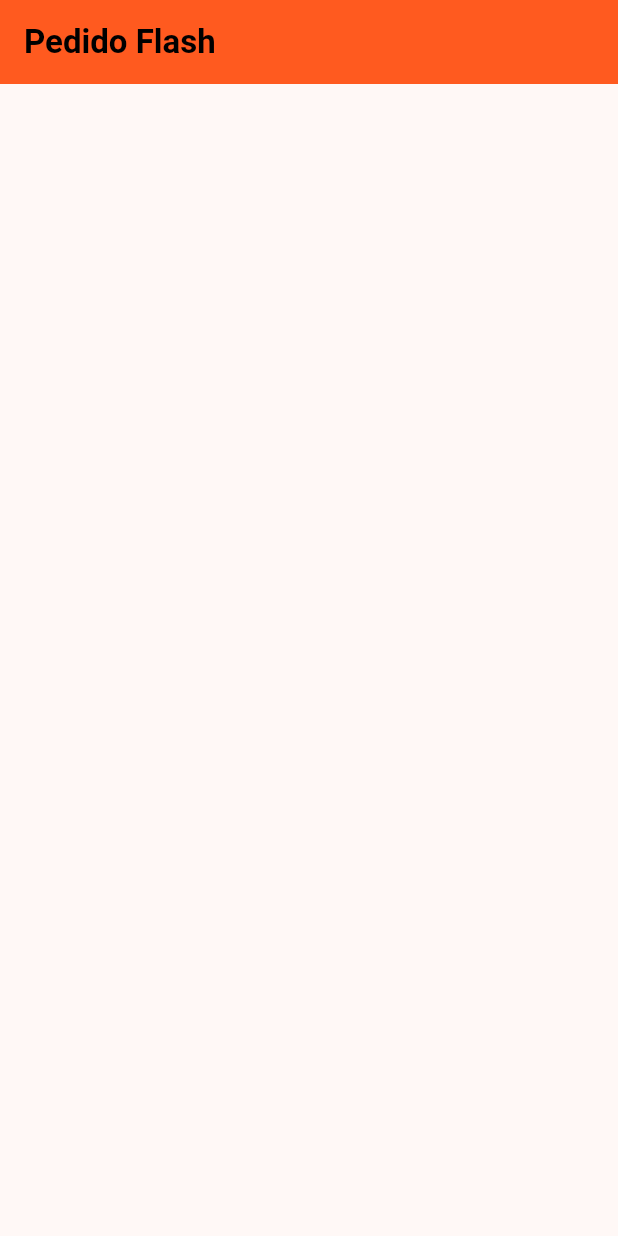
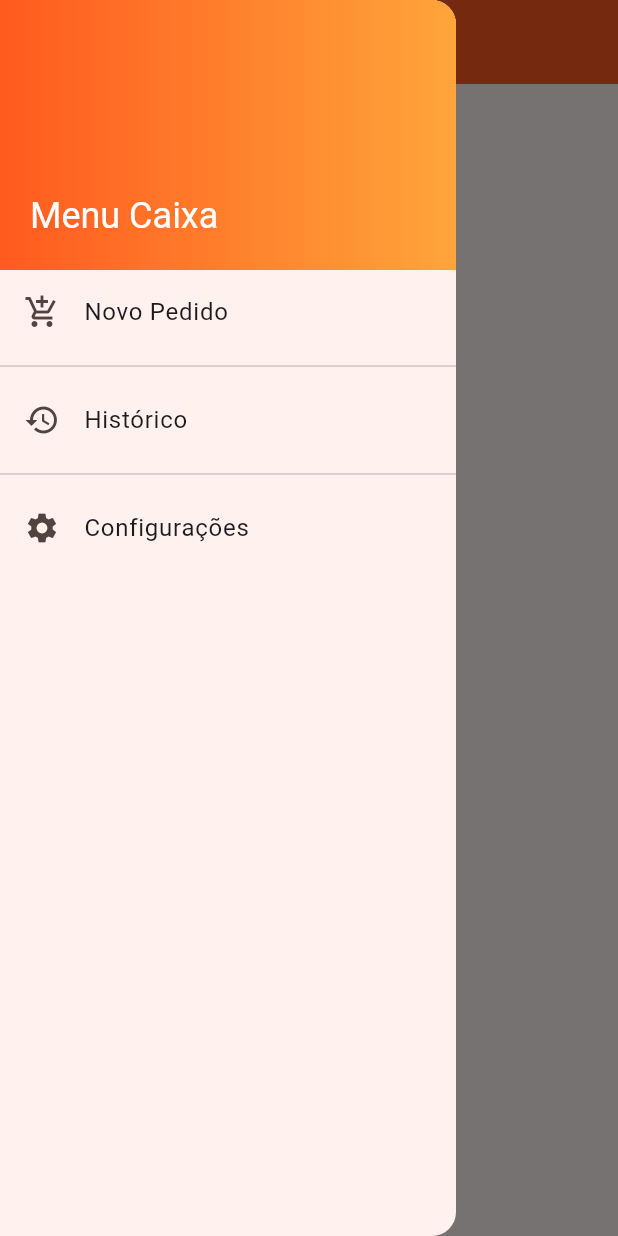
Before and after one commit to marianeme/DAM-assignments-2026, a Flutter app: the screen it shows after launch, with the side drawer open (before the commit the screen has no drawer), on a phone screen of 412 x 824 dp. Run offline on Flutter 3.47's test engine with Material 3 defaults, Android fonts, the phone set to English and light mode, and no system bars.

Commit message:
feat: implement navigation drawer

```diff
--- a/assignment_01_layout_widgets/lib/main.dart
+++ b/assignment_01_layout_widgets/lib/main.dart
@@ -46,7 +46,59 @@ class MyApp extends StatelessWidget {
           appBar: AppBar(
             title: Text("Pedido Flash"),
           ),
-      ),
+          drawer: Drawer(
+            child: ListView(
+                padding: EdgeInsets.zero,
+                children: [
+                  Container(
+                    height: 180,
+                    decoration: const BoxDecoration(
+                      gradient: LinearGradient(
+                        colors: [
+                          Color(0xFFFF5A1F),
+                          Color(0xFFFFA53A),
+                        ],
+                      ),
+                    ),
+                    alignment: Alignment.bottomLeft,
+                    padding: const EdgeInsets.all(20),
+                    child: Text(
+                      "Menu Caixa",
+                      style: Theme.of(context)
+                          .textTheme
+                          .headlineSmall
+                          ?.copyWith(
+                            color: Colors.white,
+                         ),
+                    ),
+                  ),
+                  ListTile(
+                    leading: Icon(Icons.add_shopping_cart),
+                    title: Text(
+                        "Novo Pedido",
+                        style: Theme.of(context).textTheme.bodyLarge,
+                    ),
+                  ),
+                  Divider(),
+                  ListTile(
+                    leading: Icon(Icons.history_outlined),
+                    title: Text(
+                      "Histórico",
+                      style: Theme.of(context).textTheme.bodyLarge,
+                    ),
+                  ),
+                  Divider(),
+                  ListTile(
+                    leading: Icon(Icons.settings),
+                    title: Text(
+                      "Configurações",
+                      style: Theme.of(context).textTheme.bodyLarge,
+                    ),
+                  ),
+                ]
+            ),
+          ),
+      )
     );
   }
 }
```
Also changed, not shown: 1 other file.
